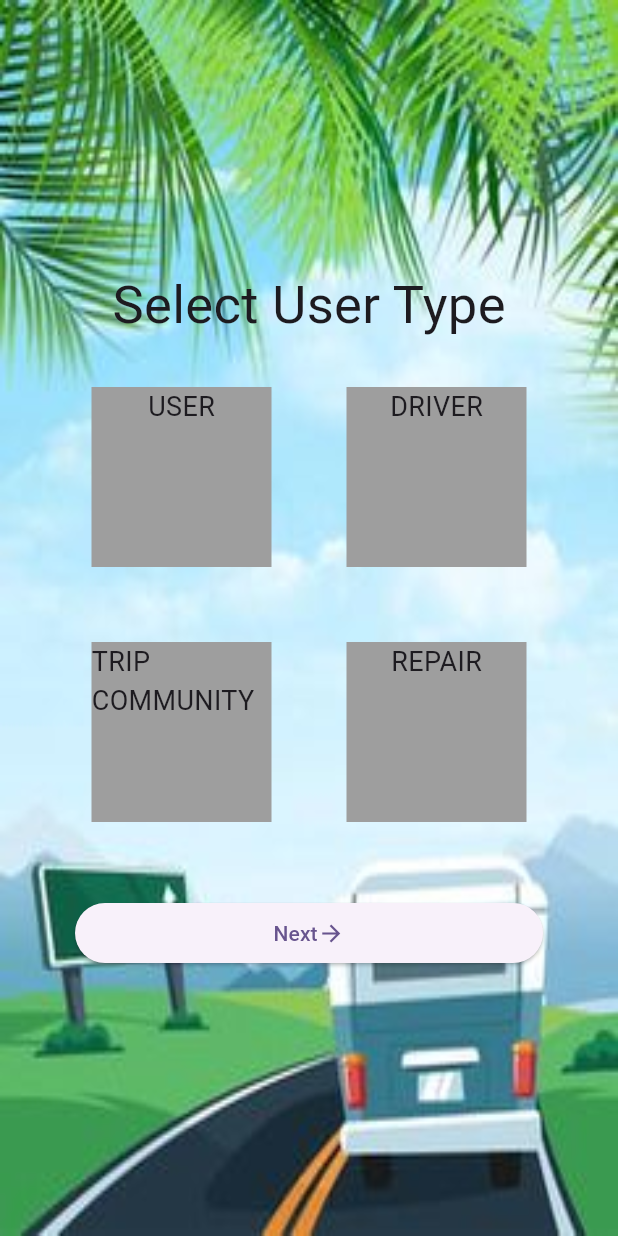
After one commit to Sanijith/flutter-demo, a Flutter app: the LandingPage screen opened directly, on a phone screen of 412 x 824 dp. The commit adds this screen. Run offline on Flutter 3.47's test engine with Material 3 defaults, Android fonts, the light colour scheme and no system bars.

Commit message:
basic page format created

```diff
--- /dev/null
+++ b/lib/landing pages/screen1.dart
@@ -0,0 +1,108 @@
+import 'package:flutter/material.dart';
+
+class LandingPage extends StatefulWidget {
+  const LandingPage({super.key});
+
+  @override
+  State<LandingPage> createState() => _LandingPageState();
+}
+
+class _LandingPageState extends State<LandingPage> {
+  @override
+  Widget build(BuildContext context) {
+    return Scaffold(
+      body: Container(
+        padding: EdgeInsets.all(50),
+        alignment: Alignment.center,
+        decoration: BoxDecoration(
+            image: DecorationImage(
+          image: AssetImage('assets/bg image.jpeg'),
+          fit: BoxFit.fill,
+        )),
+        child: Column(
+          mainAxisAlignment: MainAxisAlignment.center,
+          children: [
+            Text(
+              'Select User Type',
+              style: TextStyle(
+                fontSize: 35,
+              ),
+            ),
+            SizedBox(height: 30),
+            Row(
+              mainAxisAlignment: MainAxisAlignment.center,
+              children: [
+                Container(
+                  height: 120,
+                  width: 120,
+                  color: Colors.grey,
+                  child: Column(
+                    children: [
+                      Text(
+                        'USER',
+                        style: TextStyle(fontSize: 18),
+                      )
+                    ],
+                  ),
+                ),
+                SizedBox(width: 50,height: 50,),
+                Container(
+                  height: 120,
+                  width: 120,
+                  color: Colors.grey,
+                  child: Column(
+                    children: [
+                      Text(
+                        'DRIVER',
+                        style: TextStyle(fontSize: 18),
+                      )
+                    ],
+                  ),
+                ),
+              ],
+            ),
+            SizedBox(height: 50),
+            Row(
+              mainAxisAlignment: MainAxisAlignment.center,
+              children: [
+                Container(
+                  height: 120,
+                  width: 120,
+                  color: Colors.grey,
+                  child: Column(
+                    children: [
+                      Text(
+                        'TRIP COMMUNITY',
+                        style: TextStyle(fontSize: 18,),
+                      )
+                    ],
+                  ),
+                ),
+                SizedBox(width: 50,height: 50,),
+                Container(
+                  height: 120,
+                  width: 120,
+                  color: Colors.grey,
+                  child: Column(
+                    children: [
+                      Text(
+                        'REPAIR',
+                        style: TextStyle(fontSize: 18),
+                      )
+                    ],
+                  ),
+                ),
+              ],
+            ),
+            SizedBox(height: 50,),
+            ElevatedButton(onPressed: (){}, child: Row(
+              mainAxisAlignment: MainAxisAlignment.center,
+              children: [Text('Next'),
+              Icon(Icons.arrow_forward)],
+            ))
+          ],
+        ),
+      ),
+    );
+  }
+}
--- a/lib/main.dart
+++ b/lib/main.dart
@@ -1,4 +1,5 @@
-import 'package:fleetride/first.dart';
+import 'package:fleetride/driver/driver_register.dart';
+import 'package:fleetride/driver/driver_report.dart';
 import 'package:flutter/material.dart';
 
 void main() {
@@ -18,7 +19,7 @@ class MyApp extends StatelessWidget {
         colorScheme: ColorScheme.fromSeed(seedColor: Colors.deepPurple),
         useMaterial3: true,
       ),
-      home:FirstPage(),
+      home:DriverReport(),
     );
   }
 }
--- a/lib/trip_community/home_screen.dart
+++ b/lib/trip_community/home_screen.dart
@@ -1,4 +1,4 @@
-import 'package:fleetride/driver/delivery_request.dart';
+import 'package:fleetride/user/delivery_request.dart';
 import 'package:fleetride/user/profile.dart';
 import 'package:fleetride/user/track_ride.dart';
 import 'package:fleetride/user/trip_request.dart';
--- a/lib/user/driver_list.dart
+++ b/lib/user/driver_list.dart
@@ -13,7 +13,7 @@ class _DriversState extends State<Drivers> {
   Widget build(BuildContext context) {
     return Scaffold(
       appBar: AppBar(
-        backgroundColor: Colors.blueAccent,
+        backgroundColor: Colors.white,
         title: const Text('FLEETRIDE'),
         actions: [
           IconButton(
@@ -24,7 +24,7 @@ class _DriversState extends State<Drivers> {
               icon: const Icon(Icons.home)),
         ],
       ),
-      backgroundColor: Colors.cyan,
+      backgroundColor: Colors.white,
       body: Container(
         padding: const EdgeInsets.symmetric(horizontal: 40),
         child: ListView.separated(
--- a/lib/user/profile.dart
+++ b/lib/user/profile.dart
@@ -16,14 +16,14 @@ class _ProfileState extends State<Profile> {
     return Scaffold(
       appBar: AppBar(
         title: const Text('FLEETRIDE'),
-        backgroundColor: Colors.blueAccent,
+        backgroundColor: Colors.white,
         actions: [
           IconButton(onPressed: (){
             Navigator.push((context), MaterialPageRoute(builder: (context)=>const Userhome()));
           }, icon: const Icon(Icons.home)),
         ],
       ),
-      backgroundColor: Colors.cyan,
+      backgroundColor: Colors.white,
       body: Container(
           padding: const EdgeInsets.all(50),
           child: Column(
@@ -34,7 +34,7 @@ class _ProfileState extends State<Profile> {
                 children: [
                   CircleAvatar(
                     radius: 50,
-                    backgroundColor: Colors.white,
+                    backgroundColor: Colors.grey,
                     child: Icon(
                       Icons.person,
                       size: 50,
--- a/lib/user/track_ride.dart
+++ b/lib/user/track_ride.dart
@@ -20,7 +20,7 @@ class _TrackRideState extends State<TrackRide> {
         padding: const EdgeInsets.symmetric(horizontal: 50,vertical: 50),
         child: Container(
           padding: const EdgeInsets.all(50),
-          color: Colors.grey,
+          color: Colors.white,
           child: Column(
             mainAxisAlignment: MainAxisAlignment.center,
             children: [
@@ -29,7 +29,7 @@ class _TrackRideState extends State<TrackRide> {
               TextFormField(
                 decoration: const InputDecoration(
                     filled: true,
-                    fillColor: Colors.white,
+                    fillColor: Colors.grey,
                     border: OutlineInputBorder(
                       borderRadius: BorderRadius.all(Radius.circular(30)),
                     ),
```
Also changed, not shown: lib/Repair/repair_name_list.dart (added, +45 -0 lines), lib/Repair/repair_profile.dart (renamed from lib/Repair/repair_repair.dart, +6 -16 lines), lib/Repair/vehicle_issue.dart (added, +49 -0 lines), lib/driver/delivery_decision.dart (added, +66 -0 lines), lib/driver/driver_home.dart (+63 -1 lines), lib/driver/driver_report.dart (+5 -5 lines), lib/driver/trip_request_decision.dart (added, +66 -0 lines), lib/driver/user_request.dart (deleted, +0 -15 lines), lib/user/edit.dart (+5 -5 lines), lib/user/trip_request.dart (+7 -5 lines), lib/user/user_home.dart (+10 -5 lines), lib/trip_community/facility_detail.dart (added), lib/user/delivery_request.dart (renamed from lib/driver/delivery_request.dart).
